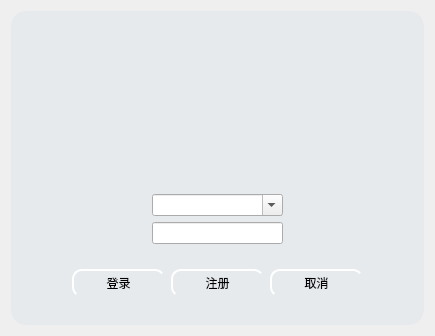
This is QQdemo/logindialog.ui in Mine268/chatroom_qt as Qt 5 draws it before an edit. The edited form follows.
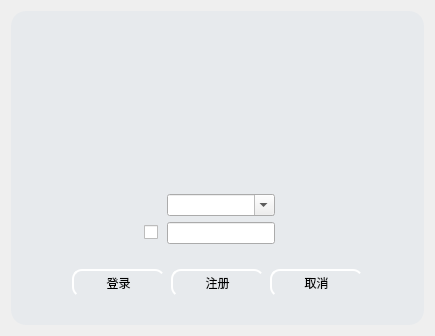
This is the edited form. Icons and pictures are not drawn.

The edit to the form file:
```diff
--- a/QQdemo/logindialog.ui
+++ b/QQdemo/logindialog.ui
@@ -124,16 +124,73 @@
         </item>
         <item>
          <layout class="QGridLayout" name="gridLayout">
-          <item row="1" column="0">
-           <widget class="QLineEdit" name="userpassward"/>
+          <item row="1" column="1">
+           <widget class="QLineEdit" name="userpassward">
+            <property name="echoMode">
+             <enum>QLineEdit::Password</enum>
+            </property>
+           </widget>
           </item>
-          <item row="0" column="0">
+          <item row="0" column="2">
+           <spacer name="horizontalSpacer_7">
+            <property name="orientation">
+             <enum>Qt::Horizontal</enum>
+            </property>
+            <property name="sizeType">
+             <enum>QSizePolicy::Fixed</enum>
+            </property>
+            <property name="sizeHint" stdset="0">
+             <size>
+              <width>17</width>
+              <height>20</height>
+             </size>
+            </property>
+           </spacer>
+          </item>
+          <item row="0" column="1">
            <widget class="QComboBox" name="usernumber">
             <property name="editable">
              <bool>true</bool>
             </property>
            </widget>
           </item>
+          <item row="0" column="0">
+           <spacer name="horizontalSpacer_8">
+            <property name="orientation">
+             <enum>Qt::Horizontal</enum>
+            </property>
+            <property name="sizeType">
+             <enum>QSizePolicy::Fixed</enum>
+            </property>
+            <property name="sizeHint" stdset="0">
+             <size>
+              <width>17</width>
+              <height>20</height>
+             </size>
+            </property>
+           </spacer>
+          </item>
+          <item row="1" column="0">
+           <widget class="QCheckBox" name="checkBox">
+            <property name="maximumSize">
+             <size>
+              <width>15</width>
+              <height>15</height>
+             </size>
+            </property>
+            <property name="styleSheet">
+             <string notr="true">QCheckBox::indicator::unchecked{
+    image: url(:/eye/openeye.png);width:15px;height:15px;
+}
+QCheckBox::indicator::checked{
+    image: url(:/eye/closeeye.png);width:15px;height:15px;
+}</string>
+            </property>
+            <property name="text">
+             <string/>
+            </property>
+           </widget>
+          </item>
          </layout>
         </item>
         <item>
```
Left out of the diff: 3 changed lines with no effect on the pictures.
